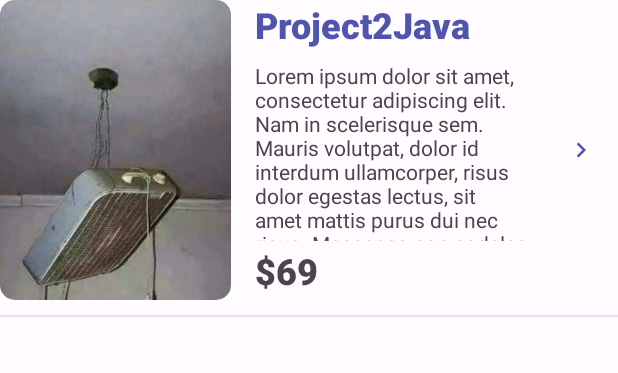
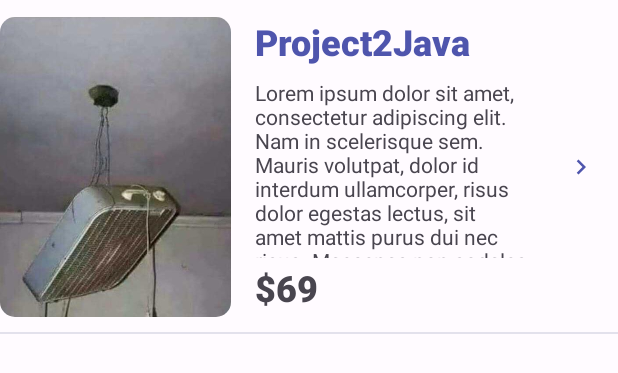
Before and after one commit to JayJsan/Candeez, an Android app: the layout product_list_item.xml on its own in the app's theme, with its tools: preview values and no code run, on a phone screen of 412 x 824 dp. Shown: the top 373 px of the screen. Run offline under Robolectric (Android 15) with nearby library versions, the phone set to English and light mode, and no system bars.

Commit message:
refactor: abstract divider.xml

```diff
--- /dev/null
+++ b/app/src/main/res/layout/divider.xml
@@ -0,0 +1,7 @@
+<?xml version="1.0" encoding="utf-8"?>
+<View xmlns:android="http://schemas.android.com/apk/res/android"
+    android:layout_width="match_parent"
+    android:layout_height="1dp"
+    android:layout_marginTop="10dp"
+    android:background="@color/md_theme_light_surfaceVariant"
+    />
--- a/app/src/main/res/layout/product_list_item.xml
+++ b/app/src/main/res/layout/product_list_item.xml
@@ -8,7 +8,11 @@
     <LinearLayout
         android:id="@+id/linearLayout5"
         android:layout_width="match_parent"
-        android:layout_height="wrap_content">
+        android:layout_height="wrap_content"
+        app:layout_constraintBottom_toBottomOf="parent"
+        app:layout_constraintEnd_toEndOf="parent"
+        app:layout_constraintStart_toStartOf="parent"
+        app:layout_constraintTop_toTopOf="parent">
 
 
         <androidx.cardview.widget.CardView
@@ -90,11 +94,13 @@
 
     </LinearLayout>
 
-    <View
+    <include
+        layout="@layout/divider"
         android:layout_width="match_parent"
         android:layout_height="1dp"
+        app:layout_constraintEnd_toEndOf="parent"
+        app:layout_constraintStart_toStartOf="parent"
         android:layout_marginTop="10dp"
-        android:background="@color/md_theme_light_surfaceVariant"
-        app:layout_constraintTop_toBottomOf="@+id/linearLayout5"
-        tools:layout_editor_absoluteX="0dp" />
+        app:layout_constraintTop_toBottomOf="@id/linearLayout5" />
+
 </androidx.constraintlayout.widget.ConstraintLayout>
```
